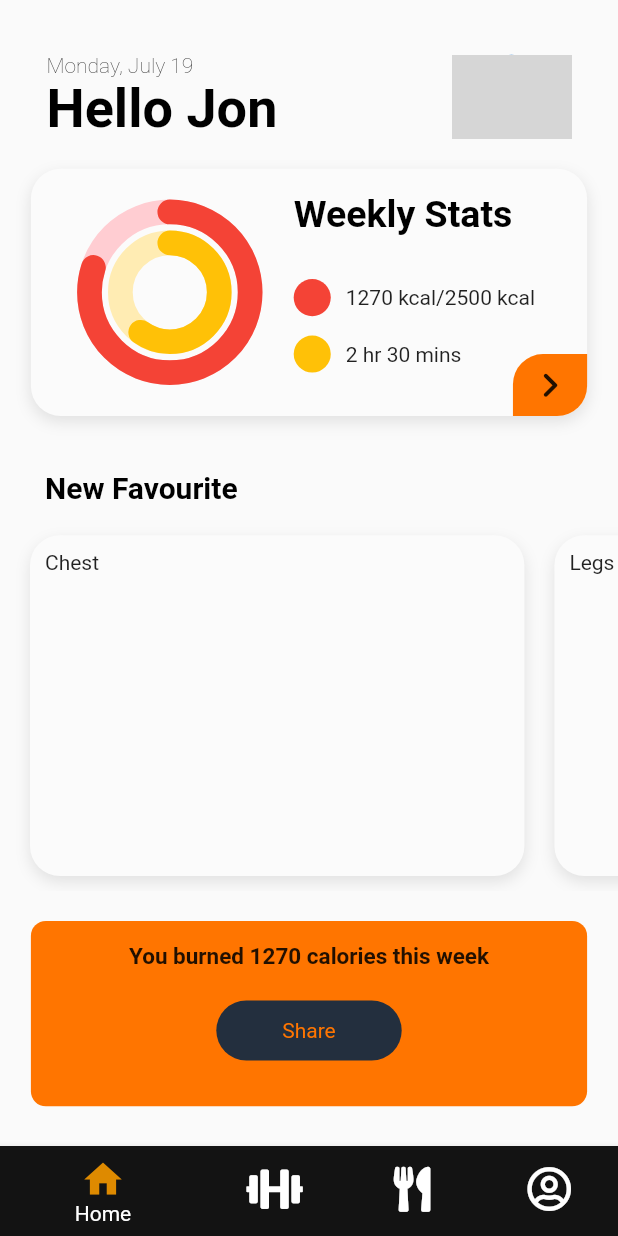
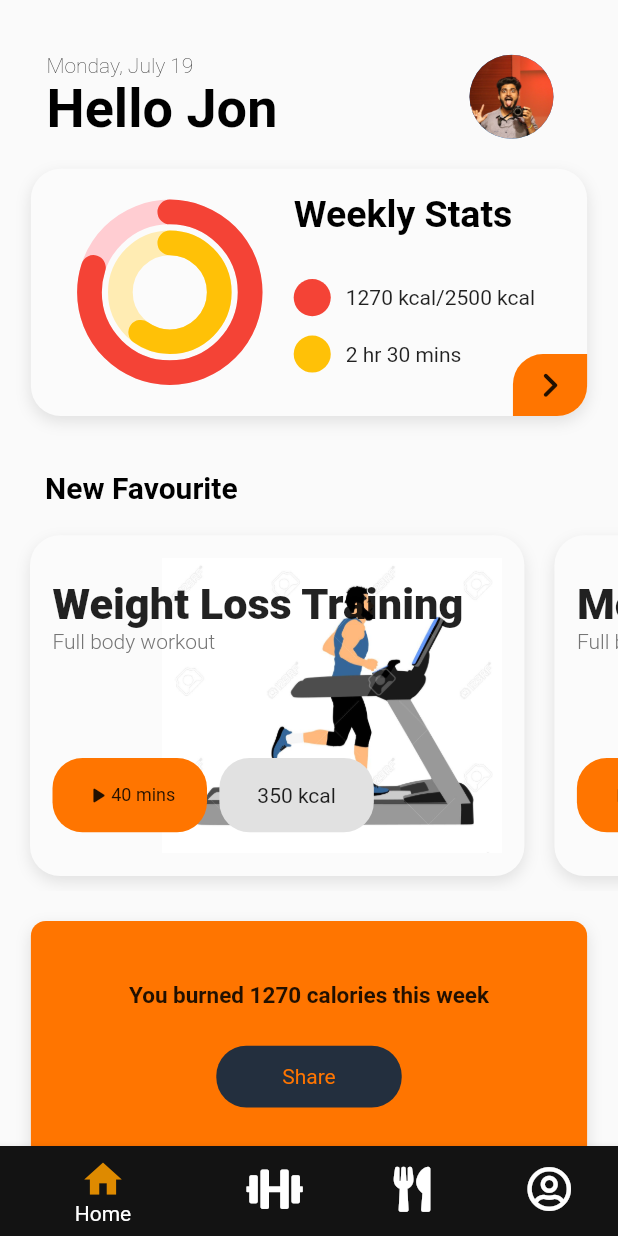
Before and after one commit to ARCHIT1607/dumbbell_club_flutter, a Flutter app: the screen it shows after launch, on a phone screen of 412 x 824 dp. Run offline on Flutter 3.47's test engine with Material 2 defaults, Android fonts, the phone set to English and light mode, and no system bars; drawn by our look-alikes of percent_indicator; our stand-ins replace animated_splash_screen, bottom_navy_bar, expandable, fl_chart, font_awesome_flutter, form_field_validator and 1 more; grey boxes are pictures that could not be loaded.

Commit message:
Updated dashboard.dart (2/n)

```diff
--- a/dumbbell_club/lib/screens/dashboard.dart
+++ b/dumbbell_club/lib/screens/dashboard.dart
@@ -41,10 +41,8 @@ class _DashboardScreenState extends State<DashboardScreen> {
     var month_date = date.day;
 
     return Container(
-      child: Column(
-        children: [
-          Column(
-            children: [
+        child: Column(children: [
+      Column(children: [
         SizedBox(
           height: height * 0.02,
         ),
@@ -65,14 +63,13 @@ class _DashboardScreenState extends State<DashboardScreen> {
                   )),
               trailing: CircleAvatar(
                 backgroundImage: ExactAssetImage(
-                        "images/profile.JPG",
+                  "assets/images/profile.JPG",
                 ),
                 radius: 40.0,
               )),
         ),
-              Stack(
-                alignment: Alignment.bottomRight,
-                children: [Container(
+        Stack(alignment: Alignment.bottomRight, children: [
+          Container(
             height: height * 0.20,
             width: width * 0.90,
             padding: EdgeInsets.all(10.0),
@@ -160,12 +157,10 @@ class _DashboardScreenState extends State<DashboardScreen> {
                         Row(
                           children: [
                             SizedBox(width: width * 0.40),
-
                           ],
                         ),
                       ],
                     )),
-
               ],
             ),
           ),
@@ -177,12 +172,13 @@ class _DashboardScreenState extends State<DashboardScreen> {
                 color: Color(0xffFF7500),
                 borderRadius: BorderRadius.only(
                     topLeft: Radius.circular(20.0),
-                        bottomRight: Radius.circular(20.0))
+                    bottomRight: Radius.circular(20.0))),
+            child: Icon(
+              Icons.keyboard_arrow_right_rounded,
+              size: height * 0.04,
             ),
-                    child: Icon(Icons.keyboard_arrow_right_rounded,
-                    size: height * 0.04,),
-                  )]
-              ),
+          )
+        ]),
         SizedBox(
           height: height * 0.02,
         ),
@@ -204,79 +200,63 @@ class _DashboardScreenState extends State<DashboardScreen> {
           child: ListView(
             scrollDirection: Axis.horizontal,
             children: [
+              FavouriteWorkout(
+                  width: width,
+                  height: height,
+                  title: "Weight Loss Training",
+                  subtitle: "Full body workout",
+                  duration: 40,
+                  calories: 350),
+              FavouriteWorkout(
+                  width: width,
+                  height: height,
+                  title: "Mobility Burst",
+                  subtitle: "Full body workout",
+                  duration: 30,
+                  calories: 600),
+              FavouriteWorkout(
+                  width: width,
+                  height: height,
+                  title: "Muscle Build Training",
+                  subtitle: "Full body workout",
+                  duration: 50,
+                  calories: 300),
+            ],
+          ),
+        ),
         Container(
-                      margin: EdgeInsets.all(10.0),
-                      padding: EdgeInsets.all(10.0),
-                      width: width * 0.8,
-                      child: Text("Chest"),
+          padding: EdgeInsets.all(15.0),
+          alignment: Alignment.center,
+          width: width * 0.9,
+          height: height * 0.2,
           decoration: BoxDecoration(
-                    color: Color(0xffFBFBFB),
+              borderRadius: BorderRadius.circular(10.0),
+              color: Color(0xffFF7500),
               boxShadow: [
                 BoxShadow(
                     color: Color(0xffE1E1E1),
                     blurRadius: 8.0,
                     offset: Offset(0.0, 4.0))
-                    ],
-                    borderRadius: BorderRadius.circular(20.0)),
-                    ),
-                    Container(
-                      margin: EdgeInsets.all(10.0),
-                      padding: EdgeInsets.all(10.0),
-                      width: width * 0.8,
-                      child: Text("Legs"),
-                      decoration: BoxDecoration(
-                    color: Color(0xffFBFBFB),
-                    boxShadow: [
-                      BoxShadow(
-                          color: Color(0xffE1E1E1),
-                          blurRadius: 8.0,
-                          offset: Offset(0.0, 4.0))
-                    ],
-                    borderRadius: BorderRadius.circular(20.0)),
-                    ),
-                    Container(
-                      margin: EdgeInsets.all(10.0),
-                      padding: EdgeInsets.all(10.0),
-                      width: width * 0.8,
-                      child: Text("Arms"),
-                      decoration: BoxDecoration(
-                    color: Color(0xffFBFBFB),
-                    boxShadow: [
-                      BoxShadow(
-                          color: Color(0xffE1E1E1),
-                          blurRadius: 8.0,
-                          offset: Offset(0.0, 4.0))
-                    ],
-                    borderRadius: BorderRadius.circular(20.0)),
-                    ),
-                  ],
-                ),
-              ),
-            ],
-          ),
-          Container(
-            padding: EdgeInsets.all(15.0),
-            width: width * 0.9,
-            height: height * 0.15,
-            decoration: BoxDecoration(
-                color: Color(0xffFF7500), borderRadius: BorderRadius.circular(10.0)),
+              ]),
           child: Column(
+            mainAxisAlignment: MainAxisAlignment.center,
+            crossAxisAlignment: CrossAxisAlignment.center,
             children: [
               Text(
                 "You burned 1270 calories this week",
-                  style: TextStyle(
-                    fontSize: 15.0,
-                    fontWeight: FontWeight.w600
-                  ),
+                style: TextStyle(fontSize: 15.0, fontWeight: FontWeight.w600),
               ),
               SizedBox(
-                  height: 20.0,
+                height: height * 0.03,
               ),
               Container(
                 width: width * 0.3,
-                  height: 40.0,
-                  child: Center(child: Text("Share",
-                  style: TextStyle(color: Color(0xffFF7500)),)),
+                height: height * 0.05,
+                child: Center(
+                    child: Text(
+                  "Share",
+                  style: TextStyle(color: Color(0xffFF7500)),
+                )),
                 decoration: BoxDecoration(
                     borderRadius: BorderRadius.circular(20.0),
                     color: Color(0xff232F3E)),
@@ -284,14 +264,14 @@ class _DashboardScreenState extends State<DashboardScreen> {
             ],
           ),
         ),
-          SizedBox(height: 20.0),
+        SizedBox(height: height * 0.05),
         Container(
           padding: EdgeInsets.only(left: 30.0, top: 10.0, bottom: 20.0),
           alignment: Alignment.topLeft,
           child: Text(
             "Custom Workout",
             style: TextStyle(
-                color: Colors.white,
+              color: Colors.black,
               fontWeight: FontWeight.bold,
               fontSize: 20.0,
             ),
@@ -300,9 +280,16 @@ class _DashboardScreenState extends State<DashboardScreen> {
         Container(
           width: width * 0.9,
           height: height * 0.30,
-            padding: EdgeInsets.all(10.0),
+          padding: EdgeInsets.all(15.0),
           decoration: BoxDecoration(
-                color: Colors.amber, borderRadius: BorderRadius.circular(20.0)),
+              color: Color(0xffFBFBFB),
+              borderRadius: BorderRadius.circular(20.0),
+              boxShadow: [
+                BoxShadow(
+                    color: Color(0xffE1E1E1),
+                    blurRadius: 8.0,
+                    offset: Offset(0.0, 4.0))
+              ]),
           child: Row(
             mainAxisAlignment: MainAxisAlignment.spaceBetween,
             crossAxisAlignment: CrossAxisAlignment.center,
@@ -329,7 +316,11 @@ class _DashboardScreenState extends State<DashboardScreen> {
                       decoration: BoxDecoration(
                           color: Color(0xff232F3E),
                           borderRadius: BorderRadius.circular(20.0)),
-                        child: Center(child: Text("Create Plan")),
+                      child: Center(
+                          child: Text(
+                        "Create Plan",
+                        style: TextStyle(color: Colors.white),
+                      )),
                     )
                   ],
                 ),
@@ -337,7 +328,8 @@ class _DashboardScreenState extends State<DashboardScreen> {
               Container(
                 child: Center(
                   child: CircleAvatar(
-                      backgroundImage: ExactAssetImage('images/custom.jpg'),
+                    backgroundImage:
+                        ExactAssetImage('assets/images/custom.jpg'),
                     radius: 60.0,
                   ),
                 ),
@@ -345,44 +337,200 @@ class _DashboardScreenState extends State<DashboardScreen> {
             ],
           ),
         ),
+        SizedBox(
+          height: height * 0.05,
+        ),
         Container(
-            height: height * 0.1,
+          padding: EdgeInsets.only(left: 30.0, top: 10.0),
+          alignment: Alignment.topLeft,
+          child: Text(
+            "Challenges",
+            style: TextStyle(
+              color: Colors.black,
+              fontWeight: FontWeight.bold,
+              fontSize: 20.0,
+            ),
+          ),
+        ),
+        Container(
+          margin: EdgeInsets.only(left: 10.0, top: 10, bottom: 20.0),
+          height: height * 0.4,
+          child: ListView(
+            scrollDirection: Axis.horizontal,
+            children: [
+              ChallengeWidget(
                 width: width,
-            color: Colors.black45,
-            child: Center(child: Text("Archit MC")),
-          )
+                title: "Core Challenge",
+                image_name: "core.jpg"),
+              ChallengeWidget(
+                width: width,
+                title: "Mobility Challenge",
+                image_name: "warmup.jpg"),
+              ChallengeWidget(
+                width: width,
+                title: "Stability Challenge",
+                image_name: "warmup.jpg"),
             ],
           ),
+        ),
+      ])
+    ]));
+  }
+}
+
+class ChallengeWidget extends StatelessWidget {
+  const ChallengeWidget({
+    Key? key,
+    required this.width,
+    required this.title,
+    required this.image_name,
+  }) : super(key: key);
+
+  final double width;
+  final String title;
+  final String image_name;
+
+  @override
+  Widget build(BuildContext context) {
+    return Container(
+      margin: EdgeInsets.all(10.0),
+      padding: EdgeInsets.all(10.0),
+      alignment: Alignment.topCenter,
+      width: width * 0.5,
+      child: Text(
+        "$title",
+        style: TextStyle(
+          fontSize: width * 0.05,
+          fontWeight: FontWeight.w600,
+          ),
+      ),
+      decoration: BoxDecoration(
+          image: DecorationImage(
+              image: AssetImage("assets/images/$image_name"),
+              fit: BoxFit.cover,
+              colorFilter: ColorFilter.mode(
+                  Color(0xffFF7500).withOpacity(0.6), BlendMode.dstATop)),
+          boxShadow: [
+            BoxShadow(
+                color: Color(0xffE1E1E1),
+                blurRadius: 8.0,
+                offset: Offset(0.0, 4.0))
+          ],
+          borderRadius: BorderRadius.circular(20.0)),
     );
   }
 }
 
-class BottonWaveClipper extends CustomClipper<Path> {
-  @override
-  getClip(Size size) {
-    var path = Path();
+class FavouriteWorkout extends StatelessWidget {
+  const FavouriteWorkout({
+    Key? key,
+    required this.width,
+    required this.height,
+    required this.title,
+    required this.subtitle,
+    required this.duration,
+    required this.calories,
+  }) : super(key: key);
 
-    path.lineTo(0.0, size.height / 1.5);
-    var firstControlPoint = Offset(60, size.height / 1.7);
-    var firstEndPoint = Offset(size.width / 2.5, size.height / 1.3);
-    path.quadraticBezierTo(firstControlPoint.dx, firstControlPoint.dy,
-        firstEndPoint.dx, firstEndPoint.dy);
-    // var middleControlPoint = Offset(size.width /2, size.height / 1.1);
-    // var middleEndPoint = Offset(size.width / 1.7, size.height / 1.2);
-    // path.quadraticBezierTo(middleControlPoint.dx, middleControlPoint.dy,
-    //     middleEndPoint.dx, middleEndPoint.dy);
-    var secondControlPoint = Offset(size.width / 1.6, size.height / 1.2);
-    var secondEndPoint = Offset(size.width, size.height / 1.6);
-    path.quadraticBezierTo(secondControlPoint.dx, secondControlPoint.dy,
-        secondEndPoint.dx, secondEndPoint.dy);
-    path.lineTo(size.width, size.height - 40);
-    path.lineTo(size.width, 0.0);
-    path.close();
-    return path;
-  }
+  final double width;
+  final double height;
+  final String title;
+  final String subtitle;
+  final int duration;
+  final int calories;
 
   @override
-  bool shouldReclip(covariant CustomClipper<Path> oldClipper) {
-    return false;
+  Widget build(BuildContext context) {
+    return Container(
+      margin: EdgeInsets.all(10.0),
+      padding: EdgeInsets.fromLTRB(15.0, 15.0, 15.0, 15.0),
+      width: width * 0.8,
+      child: Stack(
+        alignment: Alignment.bottomRight,
+        children: [
+          Container(
+              child: Image(
+            image: AssetImage("assets/images/treadmill.jpg"),
+          )),
+          Column(
+            crossAxisAlignment: CrossAxisAlignment.start,
+            mainAxisAlignment: MainAxisAlignment.spaceEvenly,
+            children: [
+              Column(
+                mainAxisAlignment: MainAxisAlignment.start,
+                crossAxisAlignment: CrossAxisAlignment.start,
+                children: [
+                  Text(
+                    "$title",
+                    style: TextStyle(
+                        fontSize: width * 0.07, fontWeight: FontWeight.w800),
+                  ),
+                  Text(
+                    "$subtitle",
+                    style: TextStyle(
+                        fontSize: 14,
+                        fontWeight: FontWeight.w300,
+                        color: Colors.grey[600]),
+                  ),
+                ],
+              ),
+              SizedBox(
+                height: height * 0.05,
+              ),
+              Row(
+                children: [
+                  Container(
+                    alignment: Alignment.center,
+                    height: height * 0.06,
+                    width: width * 0.25,
+                    padding: EdgeInsets.all(10.0),
+                    decoration: BoxDecoration(
+                        color: Color(0xffFF7500),
+                        borderRadius: BorderRadius.circular(20.0)),
+                    child: Row(
+                      mainAxisAlignment: MainAxisAlignment.center,
+                      children: [
+                        Icon(
+                          Icons.play_arrow_rounded,
+                          size: 18.0,
+                        ),
+                        Text(
+                          "$duration mins",
+                          style: TextStyle(
+                            fontSize: 12.0,
+                          ),
+                        ),
+                      ],
+                    ),
+                  ),
+                  SizedBox(
+                    width: width * 0.02,
+                  ),
+                  Container(
+                    alignment: Alignment.center,
+                    height: height * 0.06,
+                    width: width * 0.25,
+                    padding: EdgeInsets.all(10.0),
+                    decoration: BoxDecoration(
+                        color: Color(0xffE1E1E1),
+                        borderRadius: BorderRadius.circular(20.0)),
+                    child: Text("$calories kcal"),
+                  ),
+                ],
+              )
+            ],
+          ),
+        ],
+      ),
+      decoration: BoxDecoration(
+          color: Color(0xffFBFBFB),
+          boxShadow: [
+            BoxShadow(
+                color: Color(0xffE1E1E1),
+                blurRadius: 8.0,
+                offset: Offset(0.0, 4.0))
+          ],
+          borderRadius: BorderRadius.circular(20.0)),
+    );
   }
 }
--- a/dumbbell_club/pubspec.yaml
+++ b/dumbbell_club/pubspec.yaml
@@ -69,9 +69,8 @@ flutter:
   uses-material-design: true
 
   # To add assets to your application, add an assets section, like this:
-assets:
-  - assets/images/
-  - assets/icons/
+  assets:
+    - assets/images/
   # An image asset can refer to one or more resolution-specific "variants", see
   # https://flutter.dev/assets-and-images/#resolution-aware.
   # For details regarding adding assets from package dependencies, see
```
Also changed, not shown: dumbbell_club/assets/images/core.jpg (added), dumbbell_club/assets/images/treadmill.jpg (added), dumbbell_club/assets/images/warmup.jpg (added). Lines whose indentation alone changed are shown as unchanged.
